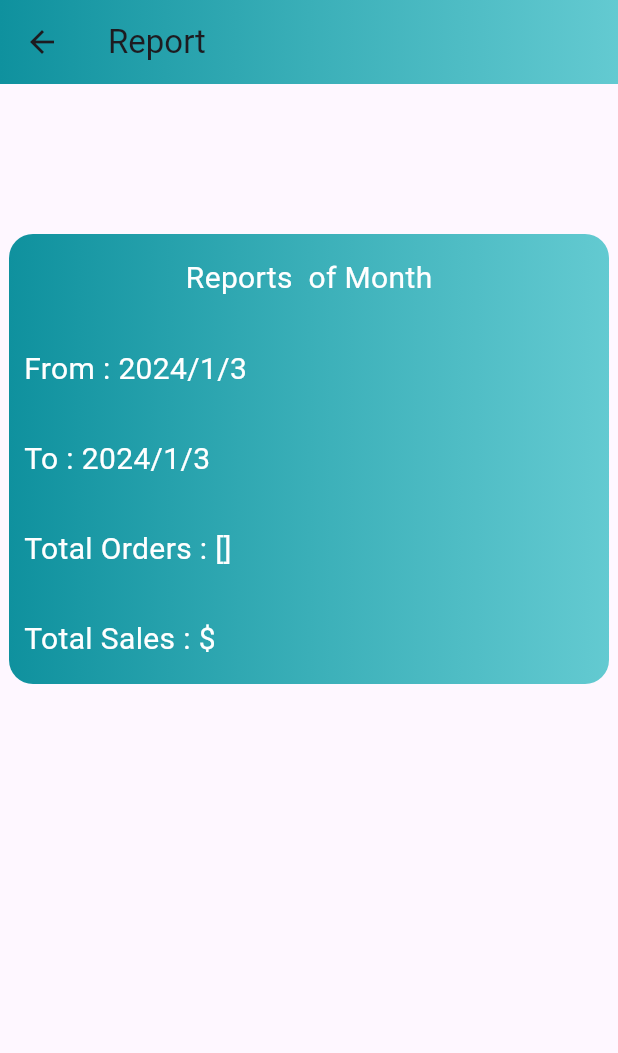
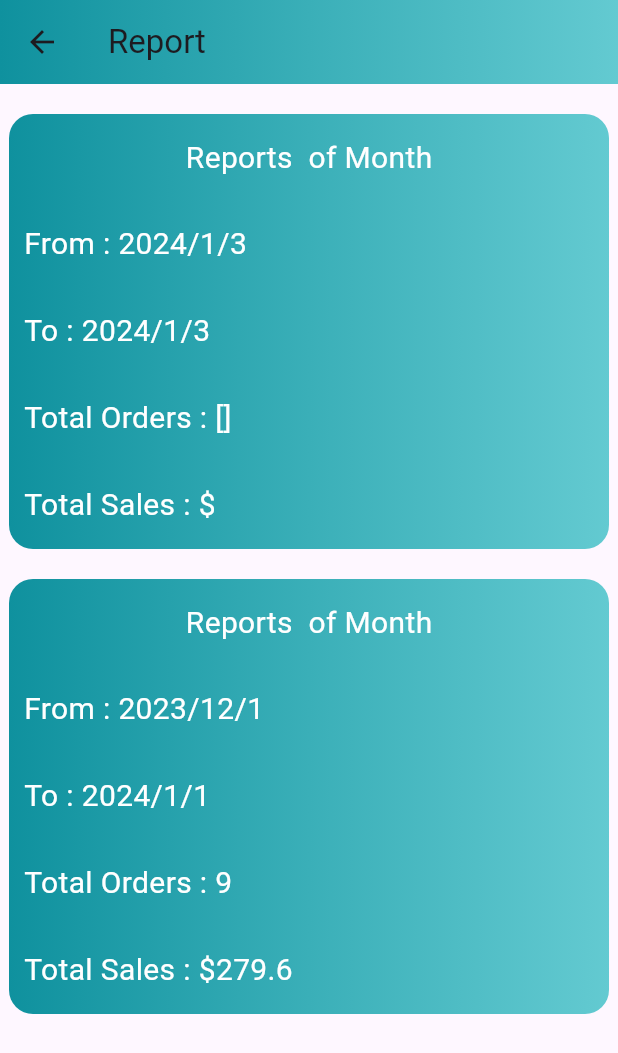
Before and after one commit to m-hilani/warehouse, a Flutter app: the NotficationsPage screen opened directly with empty values, on a phone screen of 412 x 824 dp. Shown: the top 1053 px of the screen. Run offline on Flutter 3.47's test engine with Material 3 defaults, Android fonts, the phone set to English and light mode, and no system bars; our stand-ins replace font_awesome_flutter, shared_preferences; accounts and stored records are empty.

Commit message:
added repo2

```diff
--- a/lib/pages/notfPage.dart
+++ b/lib/pages/notfPage.dart
@@ -9,6 +9,11 @@ class NotficationsPage extends StatelessWidget {
   @override
   Widget build(BuildContext context) {
     RepoModel repo = ModalRoute.of(context)!.settings.arguments as RepoModel;
+    RepoModel repo2 = RepoModel(
+        end_date: DateTime(2024, 01, 01),
+        start_date: DateTime(2023, 12, 01),
+        total_orders: 9,
+        total_sales: 12 * 23.3);
     return Scaffold(
         appBar: AppBar(
           flexibleSpace: Container(
@@ -31,9 +36,13 @@ class NotficationsPage extends StatelessWidget {
             Column(
               children: [
                 SizedBox(
-                  height: 100,
+                  height: 20,
                 ),
                 Repo(repo: repo),
+                SizedBox(
+                  height: 20,
+                ),
+                Repo(repo: repo2)
               ],
             ),
           ],
--- a/lib/widgets/customRepo.dart
+++ b/lib/widgets/customRepo.dart
@@ -23,7 +23,7 @@ class Repo extends StatelessWidget {
             end: Alignment.centerRight,
           ),
         ),
-        height: 300,
+        height: 290,
         width: 400,
         child: Padding(
           padding: EdgeInsets.all(10),
```
